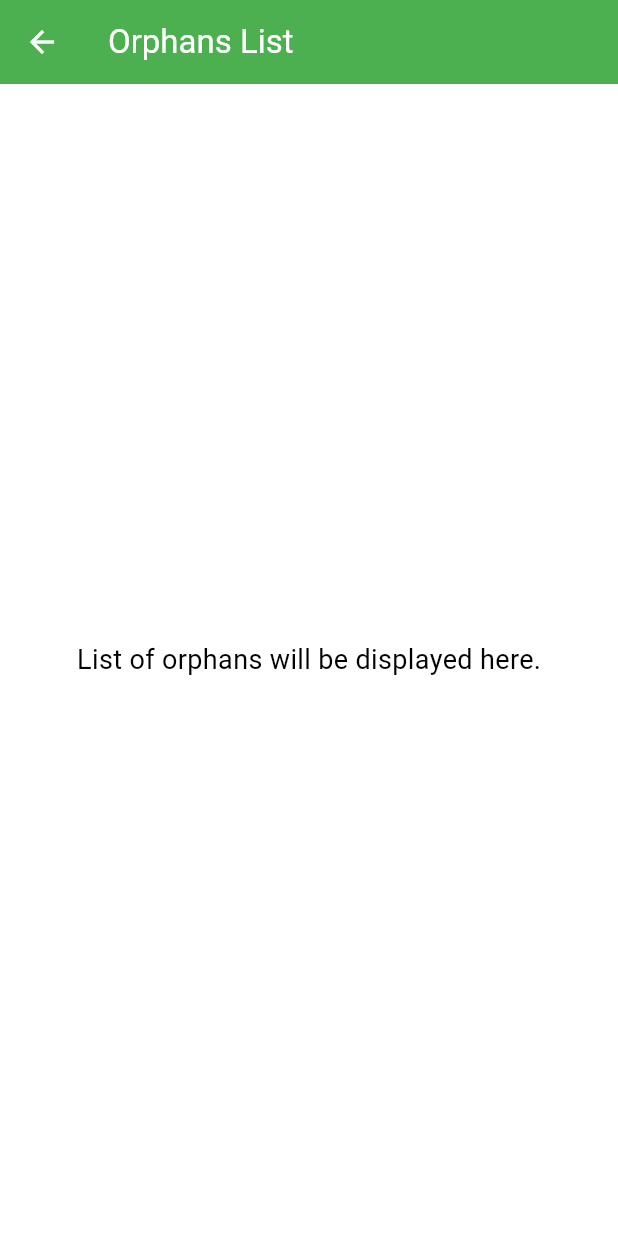
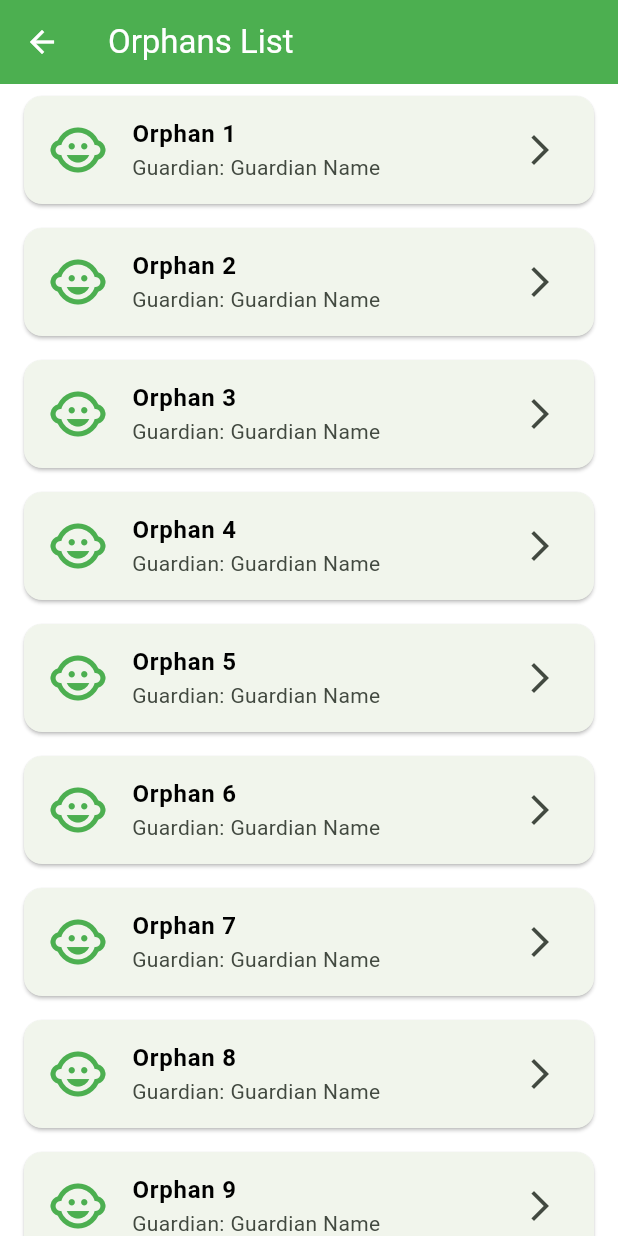
Before and after one commit to Abd-K/supervisor, a Flutter app: the ListPage screen opened directly, on a phone screen of 412 x 824 dp. Run offline on Flutter 3.47's test engine with Material 3 defaults, Android fonts, the phone set to English and light mode, and no system bars; our stand-ins replace image_picker.

Commit message:
view orphan details + edit orphan details

```diff
--- a/lib/list_page.dart
+++ b/lib/list_page.dart
@@ -1,19 +1,63 @@
 import 'package:flutter/material.dart';
+import 'package:supervisor/models/orphan.dart';
+import 'package:supervisor/orphan_details_page.dart';
 
 class ListPage extends StatelessWidget {
   const ListPage({super.key});
 
   @override
   Widget build(BuildContext context) {
+    // Mock data - replace with actual data from a database or API
+    final List<Orphan> orphans = List.generate(10, (index) {
+      return Orphan(
+        id: 'orphan_$index',
+        firstName: 'Orphan',
+        fatherName: 'Father',
+        familyName: '${index + 1}',
+        dateOfBirth: DateTime(2010, 5, 15),
+        gender: 'Male',
+        nationality: 'Syrian',
+        guardianFullName: 'Guardian Name',
+        guardianRelationship: 'Uncle',
+        guardianIncome: 1500.00,
+        institutionName: 'Future Generation School',
+        gradeLevel: '5th Grade',
+        academicPerformance: 'Good',
+        healthStatus: 'Good',
+        disabilityType: 'None',
+        guardianEducation: 'High School',
+        guardianWork: 'Merchant',
+        guardianDependents: 3,
+        guardianSupport: 300.0,
+      );
+    });
+
     return Scaffold(
       appBar: AppBar(
         title: const Text('Orphans List'),
       ),
-      body: const Center(
-        child: Text(
-          'List of orphans will be displayed here.',
-          style: TextStyle(fontSize: 18),
-        ),
+      body: ListView.builder(
+        itemCount: orphans.length,
+        itemBuilder: (context, index) {
+          final orphan = orphans[index];
+          return Card(
+            margin: const EdgeInsets.symmetric(vertical: 8.0, horizontal: 16.0),
+            child: ListTile(
+              leading: const Icon(Icons.child_care, color: Colors.green, size: 40),
+              title: Text('${orphan.firstName} ${orphan.familyName}', style: const TextStyle(fontWeight: FontWeight.bold)),
+              subtitle: Text('Guardian: ${orphan.guardianFullName}'),
+              trailing: const Icon(Icons.arrow_forward_ios),
+              onTap: () {
+                Navigator.push(
+                  context,
+                  MaterialPageRoute(
+                    builder: (context) => OrphanDetailsPage(orphan: orphan),
+                  ),
+                );
+              },
+            ),
+          );
+        },
       ),
     );
   }
--- /dev/null
+++ b/lib/models/orphan.dart
@@ -0,0 +1,147 @@
+class Orphan {
+  final String id;
+  final String firstName;
+  final String fatherName;
+  final String familyName;
+  final String? nickName;
+  final DateTime dateOfBirth;
+  final String? placeOfBirth;
+  final String? nationalId;
+  final String gender;
+  final String? nationality;
+  final String? country;
+  final String? province;
+  final String? city;
+  final String? village;
+  final String? camp;
+  final String? neighborhood;
+  final String? street;
+  final String? mailingAddress;
+  final String? phoneNumber;
+  final String? fatherFirstName;
+  final String? fatherFatherName;
+  final String? fatherFamilyName;
+  final DateTime? fatherDateOfBirth;
+  final bool? fatherAlive;
+  final DateTime? fatherDateOfDeath;
+  final String? fatherCauseOfDeath;
+  final String? fatherEducation;
+  final String? fatherWork;
+  final double? fatherIncome;
+  final int? fatherWivesChildren;
+  final String? motherFullName;
+  final DateTime? motherDateOfBirth;
+  final bool? motherAlive;
+  final DateTime? motherDateOfDeath;
+  final String? motherCauseOfDeath;
+  final String? motherEducation;
+  final String? motherWork;
+  final double? motherIncome;
+  final bool? motherRemarried;
+  final String guardianFullName;
+  final String guardianRelationship;
+  final String guardianEducation;
+  final String guardianWork;
+  final int guardianDependents;
+  final double guardianIncome;
+  final double guardianSupport;
+  final String? educationType;
+  final String? educationStage;
+  final String? gradeLevel;
+  final String? academicYear;
+  final String? institutionName;
+  final String? institutionAddress;
+  final double? tuitionCosts;
+  final String? excellentSubjects;
+  final String? weakSubjects;
+  final String? lastReportCard;
+  final String? alternativeEducation;
+  final String? academicPerformance;
+  final String? weaknessReason;
+  final String? improvementActions;
+  final String? dropoutReasons;
+  final String? healthStatus;
+  final String? disabilityType;
+  final String? nutritionType;
+  final String? malnutritionCauses;
+  final String? psychologicalStatus;
+  final String? behavioralStatus;
+  final String? housingType;
+  final String? housingDescription;
+  final String? housingCondition;
+  final String? furnitureCondition;
+
+  Orphan({
+    required this.id,
+    required this.firstName,
+    required this.fatherName,
+    required this.familyName,
+    this.nickName,
+    required this.dateOfBirth,
+    this.placeOfBirth,
+    this.nationalId,
+    required this.gender,
+    this.nationality,
+    this.country,
+    this.province,
+    this.city,
+    this.village,
+    this.camp,
+    this.neighborhood,
+    this.street,
+    this.mailingAddress,
+    this.phoneNumber,
+    this.fatherFirstName,
+    this.fatherFatherName,
+    this.fatherFamilyName,
+    this.fatherDateOfBirth,
+    this.fatherAlive,
+    this.fatherDateOfDeath,
+    this.fatherCauseOfDeath,
+    this.fatherEducation,
+    this.fatherWork,
+    this.fatherIncome,
+    this.fatherWivesChildren,
+    this.motherFullName,
+    this.motherDateOfBirth,
+    this.motherAlive,
+    this.motherDateOfDeath,
+    this.motherCauseOfDeath,
+    this.motherEducation,
+    this.motherWork,
+    this.motherIncome,
+    this.motherRemarried,
+    required this.guardianFullName,
+    required this.guardianRelationship,
+    required this.guardianEducation,
+    required this.guardianWork,
+    required this.guardianDependents,
+    required this.guardianIncome,
+    required this.guardianSupport,
+    this.educationType,
+    this.educationStage,
+    this.gradeLevel,
+    this.academicYear,
+    this.institutionName,
+    this.institutionAddress,
+    this.tuitionCosts,
+    this.excellentSubjects,
+    this.weakSubjects,
+    this.lastReportCard,
+    this.alternativeEducation,
+    this.academicPerformance,
+    this.weaknessReason,
+    this.improvementActions,
+    this.dropoutReasons,
+    this.healthStatus,
+    this.disabilityType,
+    this.nutritionType,
+    this.malnutritionCauses,
+    this.psychologicalStatus,
+    this.behavioralStatus,
+    this.housingType,
+    this.housingDescription,
+    this.housingCondition,
+    this.furnitureCondition,
+  });
+}
--- a/lib/orphan_form.dart
+++ b/lib/orphan_form.dart
@@ -1,21 +1,37 @@
 import 'package:flutter/material.dart';
+import 'package:supervisor/models/orphan.dart';
+import 'package:intl/intl.dart';
 
 class OrphanFormPage extends StatelessWidget {
-  const OrphanFormPage({super.key});
+  final Orphan? orphan;
+
+  const OrphanFormPage({super.key, this.orphan});
 
   @override
   Widget build(BuildContext context) {
     return Scaffold(
       appBar: AppBar(
-        title: const Text('Orphan Form'),
+        title: Text(orphan == null ? 'New Orphan Form' : 'Edit Orphan Details'),
+        actions: [
+          IconButton(
+            icon: const Icon(Icons.save),
+            onPressed: () {
+              // The save logic is handled by the form itself.
+              // We can use a GlobalKey to call the form's save method.
+              // This is a common pattern for forms.
+              // For now, we will rely on the button inside the form.
+            },
           ),
-      body: const OrphanForm(),
+        ],
+      ),
+      body: OrphanForm(orphan: orphan),
     );
   }
 }
 
 class OrphanForm extends StatefulWidget {
-  const OrphanForm({super.key});
+  final Orphan? orphan;
+  const OrphanForm({super.key, this.orphan});
 
   @override
   State<OrphanForm> createState() => _OrphanFormState();
@@ -50,6 +66,40 @@ class _OrphanFormState extends State<OrphanForm> {
   void initState() {
     super.initState();
     _initializeControllers();
+    if (widget.orphan != null) {
+      _prefillForm(widget.orphan!);
+    }
+  }
+
+  void _prefillForm(Orphan orphan) {
+    // Pre-fill text fields
+    _controllers['firstName']?.text = orphan.firstName;
+    _controllers['fatherName']?.text = orphan.fatherName;
+    _controllers['familyName']?.text = orphan.familyName;
+    _controllers['nickName']?.text = orphan.nickName ?? '';
+    _controllers['dateOfBirth']?.text = DateFormat('dd/MM/yyyy').format(orphan.dateOfBirth);
+    _controllers['placeOfBirth']?.text = orphan.placeOfBirth ?? '';
+    _controllers['nationalId']?.text = orphan.nationalId ?? '';
+    _controllers['nationality']?.text = orphan.nationality ?? '';
+    _controllers['country']?.text = orphan.country ?? '';
+    _controllers['province']?.text = orphan.province ?? '';
+    _controllers['city']?.text = orphan.city ?? '';
+    _controllers['village']?.text = orphan.village ?? '';
+    _controllers['camp']?.text = orphan.camp ?? '';
+    _controllers['neighborhood']?.text = orphan.neighborhood ?? '';
+    _controllers['street']?.text = orphan.street ?? '';
+    _controllers['mailingAddress']?.text = orphan.mailingAddress ?? '';
+    _controllers['phoneNumber']?.text = orphan.phoneNumber ?? '';
+
+    // Pre-fill dropdowns
+    setState(() {
+      _dropdownValues['gender'] = orphan.gender;
+      _dropdownValues['healthStatus'] = orphan.healthStatus;
+      _dropdownValues['psychologicalStatus'] = orphan.psychologicalStatus;
+      _dropdownValues['behavioralStatus'] = orphan.behavioralStatus;
+      _dropdownValues['housingType'] = orphan.housingType;
+      // Add other dropdowns as needed
+    });
   }
 
   void _initializeControllers() {
@@ -427,7 +477,7 @@ Widget build(BuildContext context) {
           );
           if (date != null) {
             setState(() {
-              _controllers[key]!.text = '${date.day}/${date.month}/${date.year}';
+              _controllers[key]!.text = DateFormat('dd/MM/yyyy').format(date);
             });
           }
         },
@@ -439,8 +489,11 @@ Widget build(BuildContext context) {
   }
 
   Widget _buildSaveButton() {
-    return SizedBox(
-      width: double.infinity,
+    return Padding(
+      padding: const EdgeInsets.symmetric(horizontal: 16.0),
+      child: Row(
+        children: [
+          Expanded(
             child: ElevatedButton(
               onPressed: _isLoading ? null : _saveForm,
               style: ElevatedButton.styleFrom(
@@ -449,28 +502,23 @@ Widget build(BuildContext context) {
                 padding: const EdgeInsets.symmetric(vertical: 16.0),
               ),
               child: _isLoading
-            ? const Row(
-                mainAxisAlignment: MainAxisAlignment.center,
-                children: [
-                  SizedBox(
-                    width: 20,
-                    height: 20,
-                    child: CircularProgressIndicator(
-                      strokeWidth: 2,
-                      valueColor: AlwaysStoppedAnimation<Color>(Colors.white),
+                  ? const CircularProgressIndicator(valueColor: AlwaysStoppedAnimation<Color>(Colors.white))
+                  : const Text('Save'),
             ),
           ),
-                  SizedBox(width: 12),
-                  Text(
-                    'Saving...',
-                    style: TextStyle(fontSize: 18, fontWeight: FontWeight.bold),
+          const SizedBox(width: 16),
+          Expanded(
+            child: ElevatedButton(
+              onPressed: () => Navigator.of(context).pop(),
+              style: ElevatedButton.styleFrom(
+                backgroundColor: Colors.red,
+                foregroundColor: Colors.white,
+                padding: const EdgeInsets.symmetric(vertical: 16.0),
+              ),
+              child: const Text('Cancel'),
+            ),
           ),
         ],
-              )
-            : const Text(
-                'Save Child Information',
-                style: TextStyle(fontSize: 18, fontWeight: FontWeight.bold),
-              ),
       ),
     );
   }
@@ -522,20 +570,47 @@ Widget build(BuildContext context) {
 
       // simulate save
       await Future.delayed(const Duration(seconds: 3));
+
+      final updatedOrphan = Orphan(
+        id: widget.orphan?.id ?? DateTime.now().toIso8601String(),
+        firstName: _controllers['firstName']!.text,
+        fatherName: _controllers['fatherName']!.text,
+        familyName: _controllers['familyName']!.text,
+        nickName: _controllers['nickName']!.text,
+        dateOfBirth: DateFormat('dd/MM/yyyy').parse(_controllers['dateOfBirth']!.text),
+        placeOfBirth: _controllers['placeOfBirth']!.text,
+        nationalId: _controllers['nationalId']!.text,
+        gender: _dropdownValues['gender']!,
+        nationality: _controllers['nationality']!.text,
+        guardianFullName: widget.orphan!.guardianFullName,
+        guardianRelationship: widget.orphan!.guardianRelationship,
+        guardianEducation: widget.orphan!.guardianEducation,
+        guardianWork: widget.orphan!.guardianWork,
+        guardianDependents: widget.orphan!.guardianDependents,
+        guardianIncome: widget.orphan!.guardianIncome,
+        guardianSupport: widget.orphan!.guardianSupport,
+      );
+
       if (!mounted) return;
 
       // stop loading and reset form in one setState
       setState(() {
         _isLoading = false;
+        if (widget.orphan == null) {
           _resetForm();
+        }
       });
 
       ScaffoldMessenger.of(context).showSnackBar(
-        const SnackBar(
-          content: Text('Child information saved successfully!'),
+        SnackBar(
+          content: Text('Child information ${widget.orphan == null ? 'saved' : 'updated'} successfully!'),
           backgroundColor: Colors.green,
         ),
       );
+
+      if (widget.orphan != null) {
+        Navigator.of(context).pop(updatedOrphan);
+      }
     } catch (_) {
       if (!mounted) return;
       setState(() => _isLoading = false);
--- a/pubspec.yaml
+++ b/pubspec.yaml
@@ -35,6 +35,7 @@ dependencies:
   # Use with the CupertinoIcons class for iOS style icons.
   cupertino_icons: ^1.0.6
   image_picker: ^1.1.2
+  intl: ^0.19.0
 
 dev_dependencies:
   flutter_test:
```
Also changed, not shown: lib/orphan_details_page.dart (added, +152 -0 lines), pubspec.lock. Lines whose indentation alone changed are shown as unchanged.
